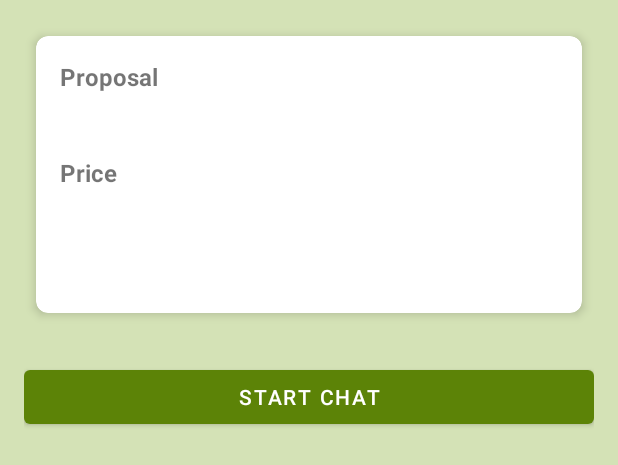
After one commit to abubakar-shahid/EduConnect, an Android app: the layout activity_proposal_details.xml on its own in the app's theme, with its tools: preview values and no code run, on a phone screen of 412 x 824 dp. The commit adds this screen. Shown: the top 465 px of the screen. Run offline under Robolectric (Android 15) with nearby library versions, the phone set to English and light mode, and no system bars.

Commit message:
Updates in UI

```diff
--- a/app/src/main/AndroidManifest.xml
+++ b/app/src/main/AndroidManifest.xml
@@ -30,6 +30,7 @@
             android:windowSoftInputMode="adjustResize" />
         <activity android:name=".ChatActivity" />
         <activity android:name=".TutorProfileActivity" />
+        <activity android:name=".ProposalDetailsActivity" android:exported="false"/>
 
     </application>
 
--- /dev/null
+++ b/app/src/main/res/layout/activity_proposal_details.xml
@@ -0,0 +1,70 @@
+<?xml version="1.0" encoding="utf-8"?>
+<LinearLayout xmlns:android="http://schemas.android.com/apk/res/android"
+    xmlns:app="http://schemas.android.com/apk/res-auto"
+    android:layout_width="match_parent"
+    android:layout_height="match_parent"
+    android:orientation="vertical"
+    android:padding="16dp">
+
+    <androidx.cardview.widget.CardView
+        android:layout_width="match_parent"
+        android:layout_height="wrap_content"
+        android:layout_margin="8dp"
+        app:cardCornerRadius="8dp"
+        app:cardElevation="4dp">
+
+        <LinearLayout
+            android:layout_width="match_parent"
+            android:layout_height="wrap_content"
+            android:orientation="vertical"
+            android:padding="16dp">
+
+            <TextView
+                android:layout_width="wrap_content"
+                android:layout_height="wrap_content"
+                android:text="Proposal"
+                android:textStyle="bold"
+                android:textSize="16sp"/>
+
+            <TextView
+                android:id="@+id/proposal_text_detail"
+                android:layout_width="match_parent"
+                android:layout_height="wrap_content"
+                android:layout_marginTop="4dp"
+                android:textSize="16sp"/>
+
+            <TextView
+                android:layout_width="wrap_content"
+                android:layout_height="wrap_content"
+                android:text="Price"
+                android:textStyle="bold"
+                android:layout_marginTop="16dp"
+                android:textSize="16sp"/>
+
+            <TextView
+                android:id="@+id/price_detail"
+                android:layout_width="wrap_content"
+                android:layout_height="wrap_content"
+                android:layout_marginTop="4dp"
+                android:textColor="@color/design_default_color_primary"
+                android:textSize="20sp"/>
+
+            <TextView
+                android:id="@+id/timestamp_detail"
+                android:layout_width="wrap_content"
+                android:layout_height="wrap_content"
+                android:layout_marginTop="16dp"
+                android:textSize="14sp"
+                android:textColor="@android:color/darker_gray"/>
+        </LinearLayout>
+
+    </androidx.cardview.widget.CardView>
+
+    <Button
+        android:id="@+id/start_chat_button"
+        android:layout_width="match_parent"
+        android:layout_height="wrap_content"
+        android:text="Start Chat"
+        android:layout_marginTop="24dp"/>
+
+</LinearLayout>
```
Also changed, not shown: app/src/main/java/com/example/educonnect/PostAdapter.java (+12 -3 lines), app/src/main/java/com/example/educonnect/ProposalAdapter.java (+14 -2 lines), app/src/main/java/com/example/educonnect/ProposalDetailsActivity.java (added, +47 -0 lines).
